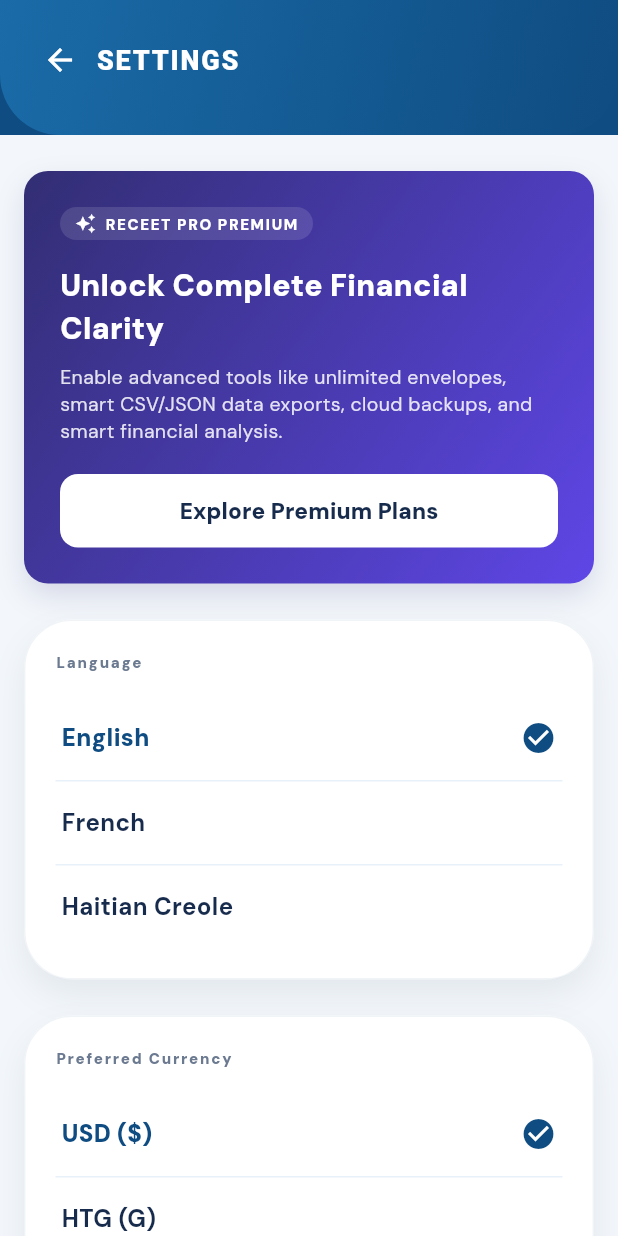
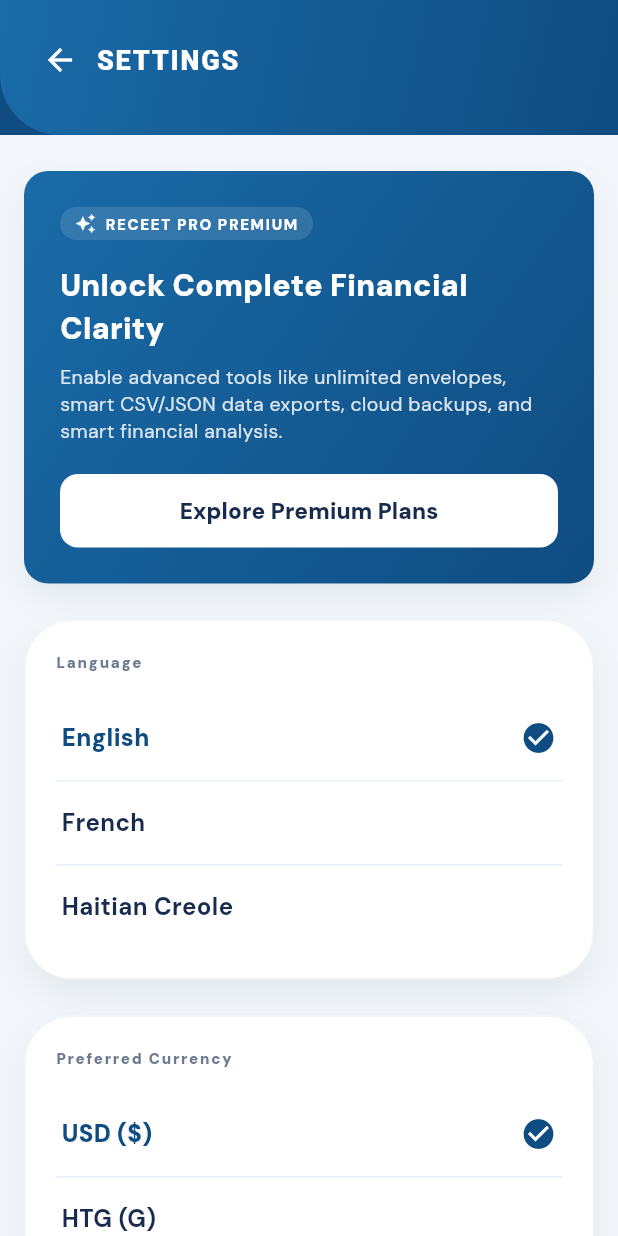
Before and after one commit to stfleurs/spendly, a Flutter app: the SettingsScreen screen opened directly, on a phone screen of 412 x 824 dp. Run offline on Flutter 3.47's test engine with Material 3 defaults, Android fonts, the phone set to English and light mode, and no system bars; our stand-ins replace cloud_firestore, csv, device_info_plus, file_picker, firebase_analytics, firebase_auth and 14 more; missing offline and left inert: firebase_performance, google_mlkit_text_recognition, pdfx, purchases_flutter, purchases_ui_flutter, read_pdf_text and 1 more; accounts and stored records are empty; network calls fail.

Commit message:
feat(settings): freshen premium card colors, add app version footer
- Update premium card gradient from stale indigo/violet to matching navy theme.
- Use AppColors.navShadow for card shadow consistency.
- Add Spendly v1.0.1 version footer at the bottom of settings.
- Debug section remains gated behind kDebugMode (debug builds only).

Co-authored-by: CommandCodeBot <noreply@commandcode.ai>

```diff
--- a/lib/features/settings/view/settings_screen.dart
+++ b/lib/features/settings/view/settings_screen.dart
@@ -224,7 +224,7 @@
                     child: Column(
                       crossAxisAlignment: CrossAxisAlignment.start,
                       children: [
-                        _buildSectionHeader('ACCOUNT'), // Add to l10n if needed, but for now hardcoded
+                        _buildSectionHeader('ACCOUNT'),
                         const SizedBox(height: 16),
                         _buildSettingTile(
                           context,
@@ -352,6 +352,18 @@
                     ),
                     const SizedBox(height: 24),
                   ],
+
+                  // App Version Footer
+                  Center(
+                    child: Text(
+                      'Spendly v1.0.1',
+                      style: TextStyle(
+                        color: AppColors.textLight.withValues(alpha: 0.5),
+                        fontSize: 11,
+                        fontWeight: FontWeight.w600,
+                      ),
+                    ),
+                  ),
 
                   const SizedBox(height: 40),
                 ],
@@ -589,8 +601,8 @@
         decoration: BoxDecoration(
           gradient: const LinearGradient(
             colors: [
-              Color(0xFF322E73), // Calm deep indigo
-              Color(0xFF5E46E6), // Professional primary violet
+              Color(0xFF1A6BA8),
+              AppColors.primary,
             ],
             begin: Alignment.topLeft,
             end: Alignment.bottomRight,
@@ -598,7 +610,7 @@
           borderRadius: BorderRadius.circular(16),
           boxShadow: [
             BoxShadow(
-              color: const Color(0xFF322E73).withValues(alpha: 0.15),
+              color: AppColors.navShadow,
               blurRadius: 16,
               offset: const Offset(0, 8),
             )
```
